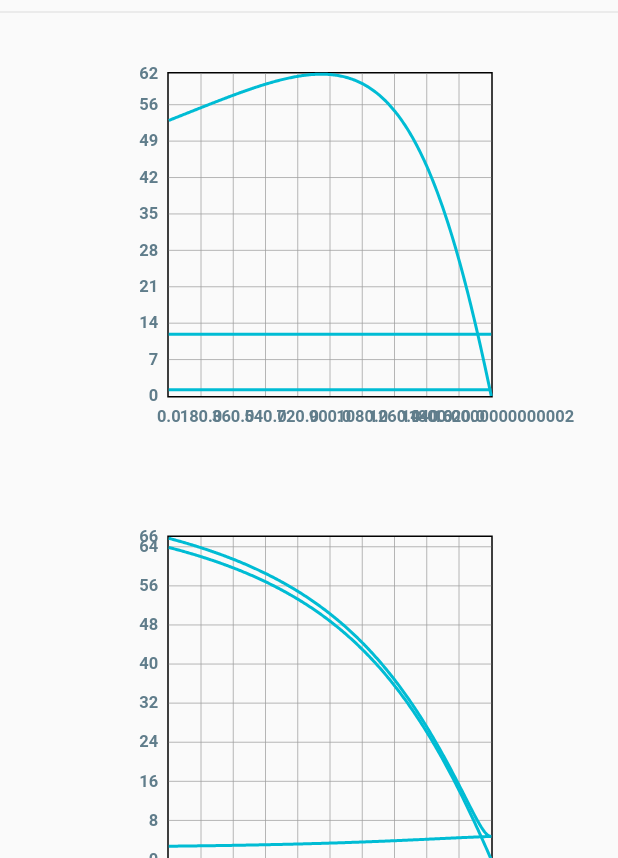
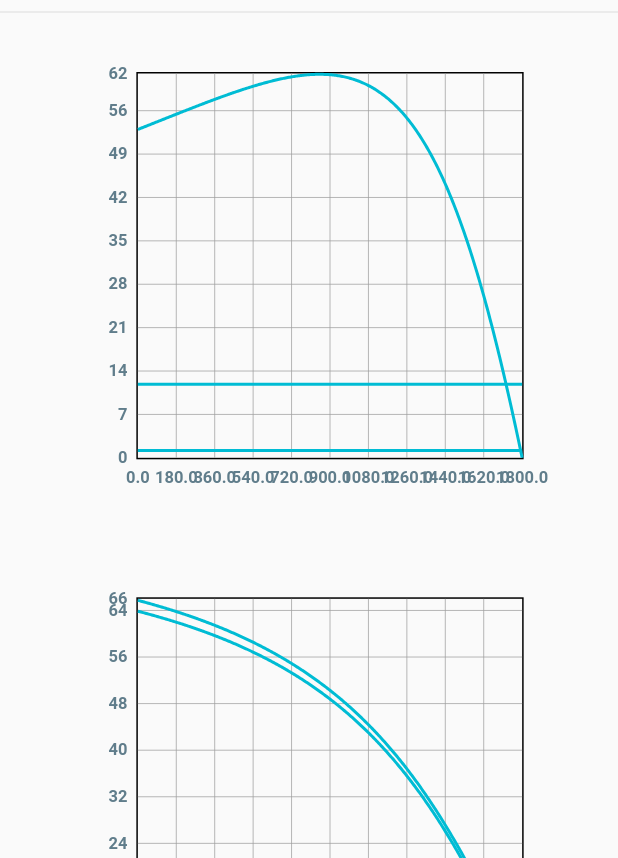
Before and after one commit to sthefanoss/induction_motor_torque_charts, a Flutter app: the screen it shows after launch, after a tap on "Motor de 3hp", on a phone screen of 412 x 824 dp, the part 378-1236 px from its top. Run offline on Flutter 3.47's test engine with Material 2 defaults, Android fonts, the phone set to English and light mode, and no system bars; drawn by our look-alikes of fl_chart; our stand-ins replace faker.

Commit message:
feat: increase number of points for charts

```diff
--- a/lib/math/motor_simulation.dart
+++ b/lib/math/motor_simulation.dart
@@ -28,7 +28,7 @@ class MotorSimulation {
     final nm = _generate<double>((i) => i * dnm);
     final s = _generate<double>((i) => (ns - nm[i]) / ns);
     final R2s = _generate<double>((i) => motor.R2 / s[i]);
-
+    R2s.last = 1E50;
     final Z1 = Complex(motor.R1, motor.X1);
     final Zm = Complex(0, motor.Xm);
     final Z2s = _generate<Complex>((i) => Complex(R2s[i], motor.X2));
--- a/lib/screens/motor_details_screen.dart
+++ b/lib/screens/motor_details_screen.dart
@@ -28,7 +28,7 @@ class _MotorDetailsScreenState extends State<MotorDetailsScreen> {
   void initState() {
     _simulation = MotorSimulation.compute(
       motor: widget.motor,
-      numberOfPoints: 300,
+      numberOfPoints: 360,
     );
     List<FlSpot> _mapper(String key) => _simulation.data.entries
         .map<FlSpot>((e) => FlSpot(e.key, e.value[key]!))
@@ -95,7 +95,7 @@ class _MotorDetailsScreenState extends State<MotorDetailsScreen> {
                   data: {
                     'T': _TData,
                     'T10%': _T10Data,
-                    'T100%': _T100Data,
+                    'Tn': _T100Data,
                   },
                   domain: 'nm',
                   domainUnity: 'rpm',
@@ -148,8 +148,8 @@ class _MotorDetailsScreenState extends State<MotorDetailsScreen> {
       children: charts
           .map(
             (chart) => Container(
-              constraints:
-                  BoxConstraints.tightFor(width: maxWidth*0.75, height: maxWidth*0.75),
+              constraints: BoxConstraints.tightFor(
+                  width: maxWidth * 0.85, height: maxWidth * 0.85),
               child: Padding(
                 padding: const EdgeInsets.all(32.0),
                 child: chart,
@@ -242,11 +242,12 @@ class _MotorDetailsScreenState extends State<MotorDetailsScreen> {
             touchTooltipData: LineTouchTooltipData(
                 getTooltipItems: (List<LineBarSpot> touchedSpots) {
               return touchedSpots.map((e) {
-                int index = touchedSpots.indexOf(e);
+                int index = e.barIndex;
 
                 return LineTooltipItem(
-                    '${data.keys.toList()[index]}(${e.x.toStringAsFixed(0)}) = ${e.y.toStringAsFixed(0)} $imageUnity',
-                    TextStyle(fontSize: 11));
+                    '${data.keys.toList()[index]}(${e.x.toStringAsFixed(0)}) = ${e.y.toStringAsFixed(2)} $imageUnity',
+                    TextStyle(fontSize: 11),
+                    textAlign: TextAlign.start);
               }).toList();
             }),
           )),
```
